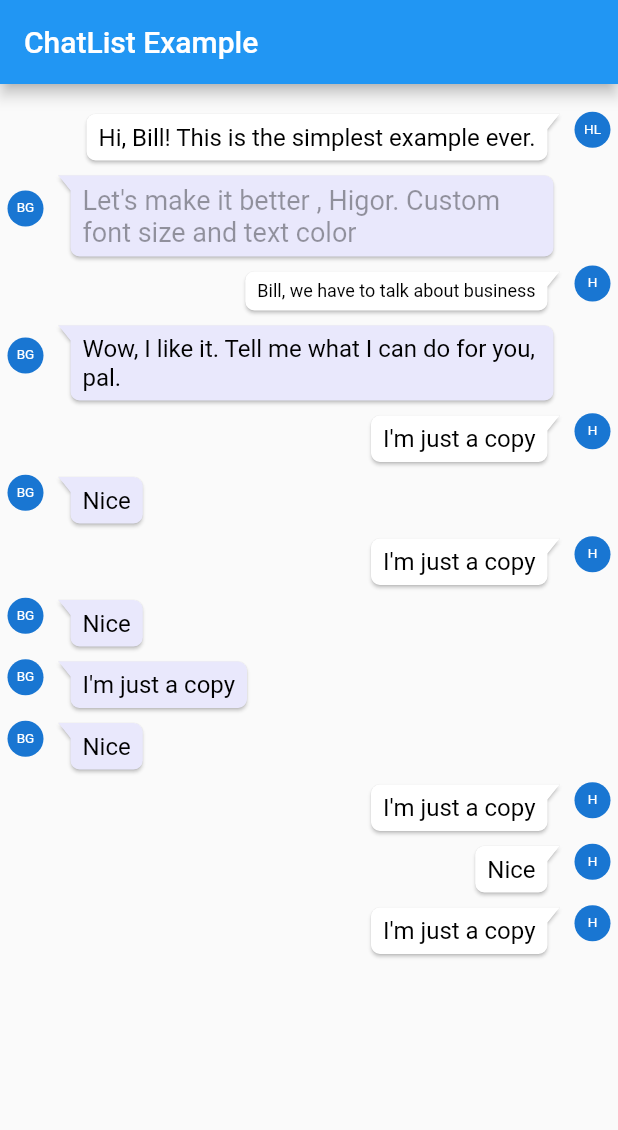
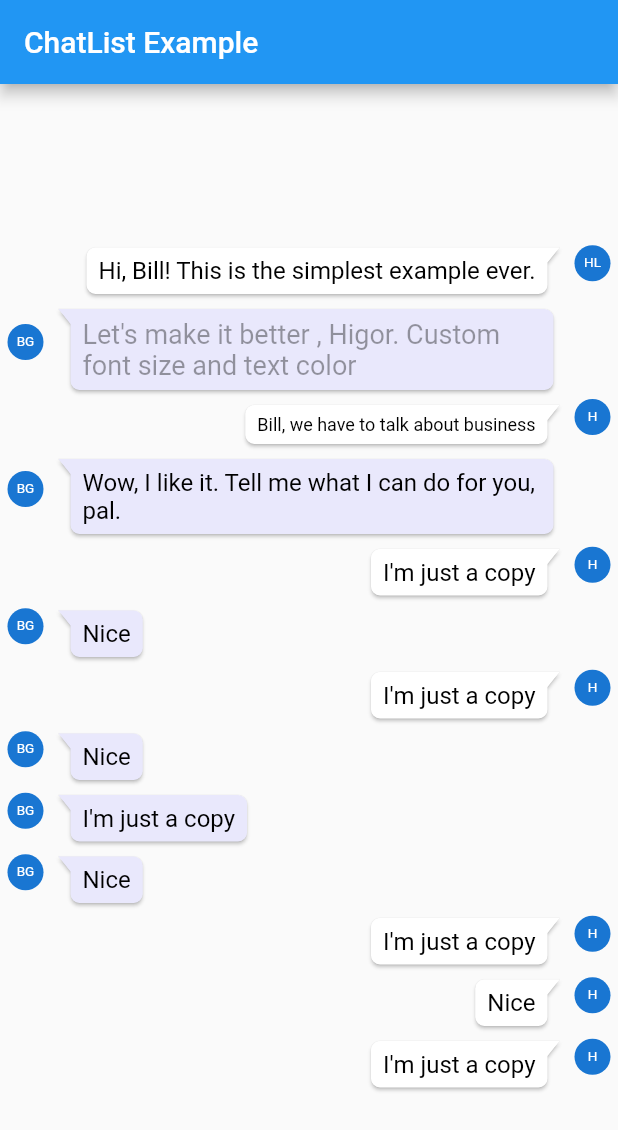
Before and after one commit to higorlapa/chat-list-flutter-package, a Flutter app: the screen it shows after launch, on a phone screen of 412 x 824 dp. Shown: the top 1130 px of the screen. Run offline on Flutter 3.47's test engine with Material 2 defaults, Android fonts, the phone set to English and light mode, and no system bars; drawn by our look-alikes of bubble.

Commit message:
feat: migrates to null-safety; adds documentation; bumps version to 2.0.0;

```diff
--- a/example/lib/main.dart
+++ b/example/lib/main.dart
@@ -29,58 +29,57 @@ class MyHomePage extends StatefulWidget {
 class _MyHomePageState extends State<MyHomePage> {
   final ScrollController _scrollController = ScrollController();
 
-  final List<MessageWidget> _messageList = [
-    MessageWidget(
+  final List<Message> _messageList = [
+    Message(
         content: "Hi, Bill! This is the simplest example ever.",
         ownerType: OwnerType.sender,
         ownerName: "Higor Lapa"),
-    MessageWidget(
+    Message(
         content:
             "Let's make it better , Higor. Custom font size and text color",
         textColor: Colors.black38,
         fontSize: 18.0,
         ownerType: OwnerType.receiver,
         ownerName: "Bill Gates"),
-    MessageWidget(
+    Message(
         content: "Bill, we have to talk about business",
         fontSize: 12.0,
         ownerType: OwnerType.sender,
         ownerName: "Higor"),
-    MessageWidget(
+    Message(
         content: "Wow, I like it. Tell me what I can do for you, pal.",
         ownerType: OwnerType.receiver,
         ownerName: "Bill Gates"),
-    MessageWidget(
+    Message(
         content: "I'm just a copy",
         ownerType: OwnerType.sender,
         ownerName: "Higor"),
-    MessageWidget(
+    Message(
         content: "Nice",
         ownerType: OwnerType.receiver,
         ownerName: "Bill Gates"),
-    MessageWidget(
+    Message(
         content: "I'm just a copy",
         ownerType: OwnerType.sender,
         ownerName: "Higor"),
-    MessageWidget(
+    Message(
         content: "Nice",
         ownerType: OwnerType.receiver,
         ownerName: "Bill Gates"),
-    MessageWidget(
+    Message(
         content: "I'm just a copy",
         ownerType: OwnerType.receiver,
         ownerName: "Bill Gates"),
-    MessageWidget(
+    Message(
         content: "Nice",
         ownerType: OwnerType.receiver,
         ownerName: "Bill Gates"),
-    MessageWidget(
+    Message(
         content: "I'm just a copy",
         ownerType: OwnerType.sender,
         ownerName: "Higor"),
-    MessageWidget(
-        content: "Nice", ownerType: OwnerType.sender, ownerName: "Higor"),
-    MessageWidget(
+    Message(content: "Nice", ownerType: OwnerType.sender, ownerName: "Higor"),
+    Message(
         content: "I'm just a copy",
         ownerType: OwnerType.sender,
         ownerName: "Higor"),
--- a/lib/src/widgets/chat_list_widget.dart
+++ b/lib/src/widgets/chat_list_widget.dart
@@ -3,28 +3,33 @@ import 'package:flutter/material.dart';
 import '../../chat_list.dart';
 
 class ChatList extends StatelessWidget {
-  final List<MessageWidget> children;
+  /// Messages that will be shown
+  final List<Message> children;
+
+  /// ScrollController to be attached in the [ListView]
   final ScrollController? scrollController;
 
-  ChatList({this.children = const <MessageWidget>[], this.scrollController});
+  /// [ListView] shrinkWrap field
+  final bool shrinkWrap;
+
+  /// Padding of the list
+  final EdgeInsets padding;
+
+  ChatList(
+      {this.children = const <Message>[],
+      this.scrollController,
+      this.shrinkWrap = true,
+      this.padding = const EdgeInsets.symmetric(horizontal: 5, vertical: 10)});
 
   Widget build(context) {
-    return Column(
-      mainAxisSize: MainAxisSize.max,
-      children: <Widget>[
-        Expanded(
-          child: ListView.builder(
-            shrinkWrap: true,
-            controller: scrollController ?? ScrollController(),
-            padding: EdgeInsets.symmetric(horizontal: 5, vertical: 10),
-            itemCount: children.length,
-            itemBuilder: (BuildContext buildContext, int index) {
-              return children[index];
-            },
-          ),
-          flex: 8,
-        ),
-      ],
+    return ListView.builder(
+      shrinkWrap: shrinkWrap,
+      controller: scrollController ?? ScrollController(),
+      padding: padding,
+      itemCount: children.length,
+      itemBuilder: (BuildContext buildContext, int index) {
+        return children[index];
+      },
     );
   }
 }
--- a/lib/src/widgets/message_widget.dart
+++ b/lib/src/widgets/message_widget.dart
@@ -2,29 +2,56 @@ import 'package:bubble/bubble.dart';
 import 'package:flutter/material.dart';
 import 'package:flutter/widgets.dart';
 
-class MessageWidget extends StatefulWidget {
+class Message extends StatefulWidget {
+  /// The content to be displayed as a message
   final String content;
+
+  /// the font-family of the [content].
   final String? fontFamily;
-  final double? fontSize;
+
+  /// the font-size of the [content].
+  final double fontSize;
+
+  /// the text-color of the [content].
   final Color? textColor;
-  final OwnerType? ownerType;
+
+  /// Controls who is sending or receiving a message.
+  ///
+  /// Used to handle in which side of the screen the message
+  /// will be displayed.
+  final OwnerType ownerType;
+
+  /// Name to be displayed with the initials.
+  ///
+  /// egg.: Higor Lapa will be HL
   final String? ownerName;
 
-  MessageWidget(
+  /// Controls if we should show the owner name inside the avatar
+  final bool showOwnerName;
+
+  /// Background color of the message
+  final Color? backgroundColor;
+
+  Message(
       {this.content = "",
       this.fontFamily,
-      this.fontSize,
+      this.fontSize = 16.0,
       this.textColor,
-      this.ownerType,
-      this.ownerName});
+      this.ownerType = OwnerType.sender,
+      this.ownerName,
+      this.showOwnerName = true,
+      this.backgroundColor});
 
   @override
-  _MessageWidgetState createState() => _MessageWidgetState();
+  _MessageState createState() => _MessageState();
 }
 
-class _MessageWidgetState extends State<MessageWidget>
-    implements IMessageWidget {
+class _MessageState extends State<Message> implements IMessageWidget {
   String get senderInitials {
+    if (!widget.showOwnerName) {
+      return "";
+    }
+
     if (widget.ownerName == null || widget.ownerName!.isEmpty) return 'ME';
 
     try {
@@ -65,7 +92,8 @@ class _MessageWidgetState extends State<MessageWidget>
               margin: BubbleEdges.fromLTRB(10, 10, 30, 0),
               stick: true,
               nip: BubbleNip.leftTop,
-              color: Color.fromRGBO(233, 232, 252, 10),
+              color:
+                  widget.backgroundColor ?? Color.fromRGBO(233, 232, 252, 10),
               alignment: Alignment.topLeft,
               child: _buildContentText(TextAlign.left)),
         ),
@@ -84,7 +112,7 @@ class _MessageWidgetState extends State<MessageWidget>
               margin: BubbleEdges.fromLTRB(30, 10, 10, 0),
               stick: true,
               nip: BubbleNip.rightTop,
-              color: Colors.white,
+              color: widget.backgroundColor ?? Colors.white,
               alignment: Alignment.topRight,
               child: _buildContentText(TextAlign.right)),
         ),
@@ -98,7 +126,7 @@ class _MessageWidgetState extends State<MessageWidget>
       widget.content,
       textAlign: align,
       style: TextStyle(
-          fontSize: widget.fontSize ?? 16.0,
+          fontSize: widget.fontSize,
           color: widget.textColor ?? Colors.black,
           fontFamily: widget.fontFamily ??
               DefaultTextStyle.of(context).style.fontFamily),
--- a/pubspec.yaml
+++ b/pubspec.yaml
@@ -1,6 +1,6 @@
 name: chat_list
 description: A flutter package to incorporate a chat view in a simple way
-version: 1.0.1
+version: 2.0.0
 homepage: "https://github.com/lapadev/chat-list-flutter-package"
 
 environment:
@@ -9,7 +9,7 @@ environment:
 dependencies:
   flutter:
     sdk: flutter
-  bubble: ^1.1.9+1
+  bubble: ^1.2.1
 
 dev_dependencies:
   flutter_test:
```
Also changed, not shown: example/pubspec.lock, pubspec.lock, 7 other files.
